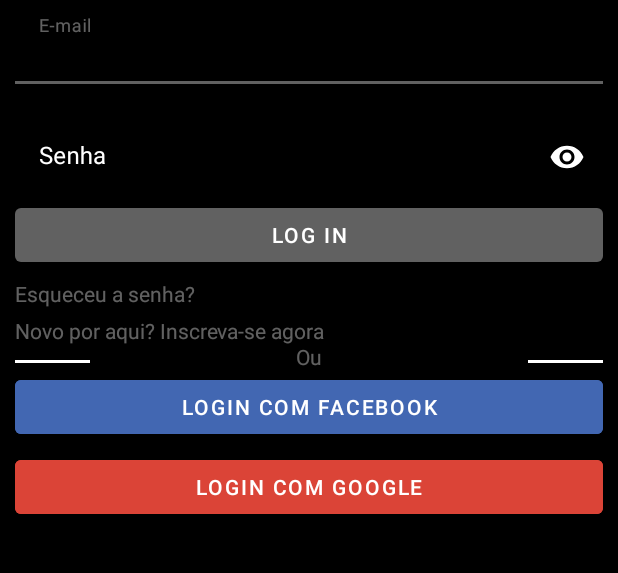
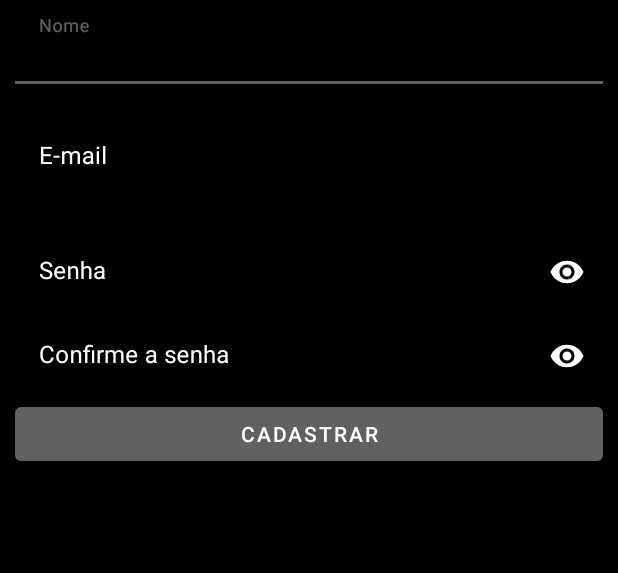
Before and after one commit to jephcescon/Cinequiz, an Android app: the screen it shows after launch (MainActivity before the commit, CadastroActivity after it), on a phone screen of 412 x 824 dp, the part 243-816 px from its top. Run offline under Robolectric (Android 15) with nearby library versions, the phone set to English and light mode, and no system bars.

Commit message:
Cadastro de activity

```diff
--- a/app/src/main/AndroidManifest.xml
+++ b/app/src/main/AndroidManifest.xml
@@ -10,13 +10,6 @@
         android:supportsRtl="true"
         android:theme="@style/Theme.Cinequiz">
 
-        <activity android:name=".SplashScreenActivity" android:theme="@style/Theme.AppCompat.NoActionBar">
-            <intent-filter>
-                <action android:name="android.intent.action.MAIN" />
-                <category android:name="android.intent.category.LAUNCHER" />
-            </intent-filter>
-        </activity>
-
 
         <activity android:name=".MainActivity">
             <intent-filter>
@@ -26,6 +19,19 @@
             </intent-filter>
         </activity>
 
+        <activity android:name=".SplashScreenActivity" android:theme="@style/Theme.AppCompat.NoActionBar">
+            <intent-filter>
+                <action android:name="android.intent.action.MAIN" />
+                <category android:name="android.intent.category.LAUNCHER" />
+            </intent-filter>
+        </activity>
+
+        <activity android:name=".CadastroActivity">
+            <intent-filter>
+                <action android:name="android.intent.action.MAIN" android:theme="@android:style/Theme.NoTitleBar"/>
+
+                <category android:name="android.intent.category.LAUNCHER" />
+            </intent-filter>
+        </activity>
     </application>
-
 </manifest>
--- /dev/null
+++ b/app/src/main/java/com/example/cinequiz/CadastroActivity.kt
@@ -0,0 +1,20 @@
+package com.example.cinequiz
+
+import android.os.Bundle
+import android.view.Window
+import android.view.WindowManager
+import androidx.appcompat.app.AppCompatActivity
+
+class CadastroActivity : AppCompatActivity() {
+    override fun onCreate(savedInstanceState: Bundle?) {
+        super.onCreate(savedInstanceState)
+
+        requestWindowFeature(Window.FEATURE_NO_TITLE); //will hide the title
+
+        supportActionBar?.hide(); // hide the title bar
+        this.window.setFlags(WindowManager.LayoutParams.FLAG_FULLSCREEN,
+        WindowManager.LayoutParams.FLAG_FULLSCREEN); //enable full screen
+
+        setContentView(R.layout.activity_cadastro)
+    }
+}
--- a/app/src/main/java/com/example/cinequiz/MainActivity.kt
+++ b/app/src/main/java/com/example/cinequiz/MainActivity.kt
@@ -1,11 +1,17 @@
 package com.example.cinequiz
 
+import android.content.Intent
 import android.os.Bundle
 import android.view.Window
 import android.view.WindowManager
+import android.widget.Button
+import android.widget.TextView
+import android.widget.Toast
 import androidx.appcompat.app.AppCompatActivity
 
 class MainActivity : AppCompatActivity() {
+    lateinit var textView: TextView
+
     override fun onCreate(savedInstanceState: Bundle?) {
         super.onCreate(savedInstanceState)
 
@@ -16,5 +22,12 @@
                 WindowManager.LayoutParams.FLAG_FULLSCREEN); //enable full screen
 
         setContentView(R.layout.activity_main)
+
+        textView = findViewById(R.id.tvNovo)
+
+        textView.setOnClickListener {
+            val intent = Intent(this, CadastroActivity::class.java)
+            startActivity(intent)
+        }
     }
 }
--- /dev/null
+++ b/app/src/main/res/layout/activity_cadastro.xml
@@ -0,0 +1,124 @@
+<?xml version="1.0" encoding="utf-8"?>
+<androidx.constraintlayout.widget.ConstraintLayout xmlns:android="http://schemas.android.com/apk/res/android"
+    xmlns:app="http://schemas.android.com/apk/res-auto"
+    xmlns:tools="http://schemas.android.com/tools"
+    android:layout_width="match_parent"
+    android:layout_height="match_parent"
+    android:background="@color/black"
+    tools:context=".MainActivity"
+    android:padding="10dp"
+    >
+
+    <ImageView
+        android:id="@+id/imageView2"
+        android:layout_width="wrap_content"
+        android:layout_height="wrap_content"
+        app:srcCompat="@drawable/cinequiz_logo"
+        tools:layout_editor_absoluteX="45dp"
+        app:layout_constraintLeft_toLeftOf="parent"
+        app:layout_constraintRight_toRightOf="parent"
+        app:layout_constraintTop_toTopOf="parent"
+        app:layout_constraintTop_toBottomOf="parent"
+        />
+
+    <com.google.android.material.textfield.TextInputLayout
+        android:id="@+id/textIpuntLayout"
+        android:layout_width="match_parent"
+        android:layout_height="wrap_content"
+        app:errorEnabled="true"
+
+        app:layout_constraintLeft_toLeftOf="parent"
+        app:layout_constraintRight_toRightOf="parent"
+        app:layout_constraintTop_toBottomOf="@id/imageView2"
+
+        android:textColor="@color/white"
+        android:textColorHint="@color/white"
+        app:passwordToggleTint="@color/white"
+        >
+
+        <com.google.android.material.textfield.TextInputEditText
+            android:layout_width="match_parent"
+            android:layout_height="wrap_content"
+            android:hint="Nome"
+            android:backgroundTint="@color/black"
+            android:textColor="@color/white"
+            android:inputType="text"
+            />
+    </com.google.android.material.textfield.TextInputLayout>
+
+    <com.google.android.material.textfield.TextInputLayout
+        android:id="@+id/textIpuntLayout2"
+        android:layout_width="match_parent"
+        android:layout_height="wrap_content"
+        app:errorEnabled="true"
+
+        app:layout_constraintLeft_toLeftOf="parent"
+        app:layout_constraintRight_toRightOf="parent"
+        app:layout_constraintTop_toBottomOf="@+id/textIpuntLayout"
+
+        android:textColor="@color/white"
+        android:textColorHint="@color/white"
+        app:passwordToggleTint="@color/white"
+        >
+
+        <com.google.android.material.textfield.TextInputEditText
+            android:layout_width="match_parent"
+            android:layout_height="wrap_content"
+            android:hint="E-mail"
+            android:backgroundTint="@color/black"
+            android:textColor="@color/white"
+            android:inputType="text"
+            />
+    </com.google.android.material.textfield.TextInputLayout>
+
+     <com.google.android.material.textfield.TextInputLayout
+        android:id="@+id/textInputLayout4"
+        android:layout_width="match_parent"
+        android:layout_height="wrap_content"
+        android:textColor="@color/white"
+        android:textColorHint="@color/white"
+        app:layout_constraintTop_toBottomOf="@+id/textIpuntLayout2"
+        app:passwordToggleEnabled="true"
+        app:passwordToggleTint="@color/white"
+        >
+
+        <com.google.android.material.textfield.TextInputEditText
+            android:layout_width="match_parent"
+            android:layout_height="wrap_content"
+            android:backgroundTint="@color/black"
+            android:hint="Senha"
+            android:inputType="textPassword"
+            android:textColor="@color/white" />
+    </com.google.android.material.textfield.TextInputLayout>
+
+    <com.google.android.material.textfield.TextInputLayout
+        android:id="@+id/textInputLayout5"
+        android:layout_width="match_parent"
+        android:layout_height="wrap_content"
+        android:textColor="@color/white"
+        android:textColorHint="@color/white"
+        app:layout_constraintTop_toBottomOf="@+id/textInputLayout4"
+        app:passwordToggleEnabled="true"
+        app:passwordToggleTint="@color/white"
+        >
+
+        <com.google.android.material.textfield.TextInputEditText
+            android:layout_width="match_parent"
+            android:layout_height="wrap_content"
+            android:backgroundTint="@color/black"
+            android:hint="Confirme a senha"
+            android:inputType="textPassword"
+            android:textColor="@color/white" />
+    </com.google.android.material.textfield.TextInputLayout>
+
+    <Button
+        android:id="@+id/button2"
+        android:layout_width="match_parent"
+        android:layout_height="wrap_content"
+        android:text="Cadastrar"
+        app:layout_constraintEnd_toEndOf="parent"
+        app:layout_constraintStart_toStartOf="parent"
+        app:layout_constraintTop_toBottomOf="@+id/textInputLayout5" />
+
+
+</androidx.constraintlayout.widget.ConstraintLayout>
--- a/app/src/main/res/layout/activity_main.xml
+++ b/app/src/main/res/layout/activity_main.xml
@@ -55,7 +55,7 @@
         android:textColorHint="@color/white"
         app:layout_constraintTop_toBottomOf="@+id/textIpuntLayout"
         app:passwordToggleEnabled="true"
-app:passwordToggleTint="@color/white"
+        app:passwordToggleTint="@color/white"
         >
 
         <com.google.android.material.textfield.TextInputEditText
```
